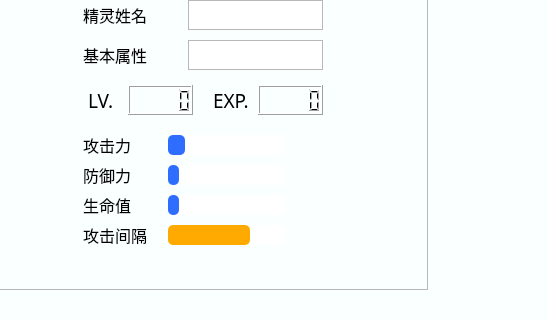
wangquanlikun/Alice_Archive, file mainwindow.ui: the form before one commit; both pictures show x 731 to 1280 and y 400 to 720 of the 1280 by 720 pixel window.
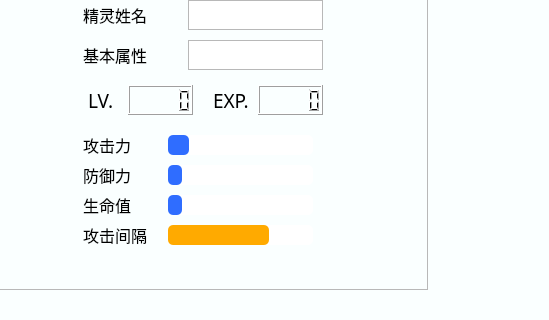
The form after the commit. Icons and pictures are not drawn.

Commit message: 完成选择服务器虚拟精灵，建立了对战界面的[基础]框架

Patch:
```diff
--- a/mainwindow.ui
+++ b/mainwindow.ui
@@ -1350,7 +1350,7 @@
         <rect>
          <x>460</x>
          <y>505</y>
-         <width>118</width>
+         <width>145</width>
          <height>20</height>
         </rect>
        </property>
@@ -1369,7 +1369,7 @@
         <rect>
          <x>460</x>
          <y>535</y>
-         <width>118</width>
+         <width>145</width>
          <height>20</height>
         </rect>
        </property>
@@ -1388,7 +1388,7 @@
         <rect>
          <x>460</x>
          <y>565</y>
-         <width>118</width>
+         <width>145</width>
          <height>20</height>
         </rect>
        </property>
@@ -1407,7 +1407,7 @@
         <rect>
          <x>460</x>
          <y>595</y>
-         <width>118</width>
+         <width>145</width>
          <height>20</height>
         </rect>
        </property>
```
The commit also changes 7 other files.
